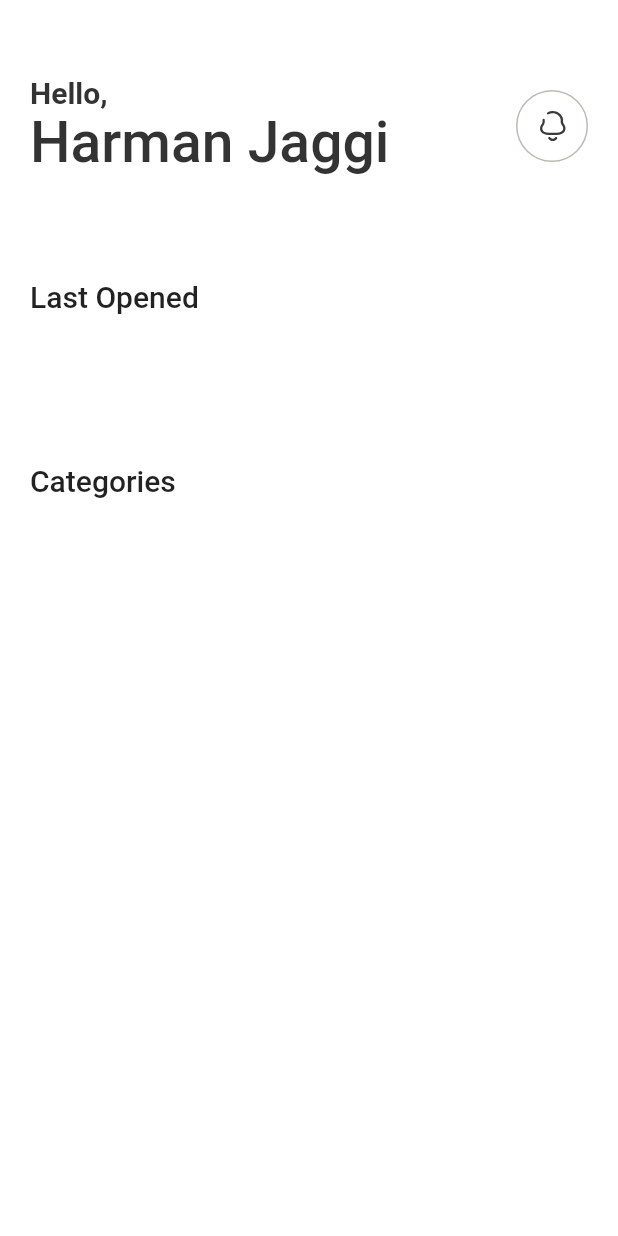
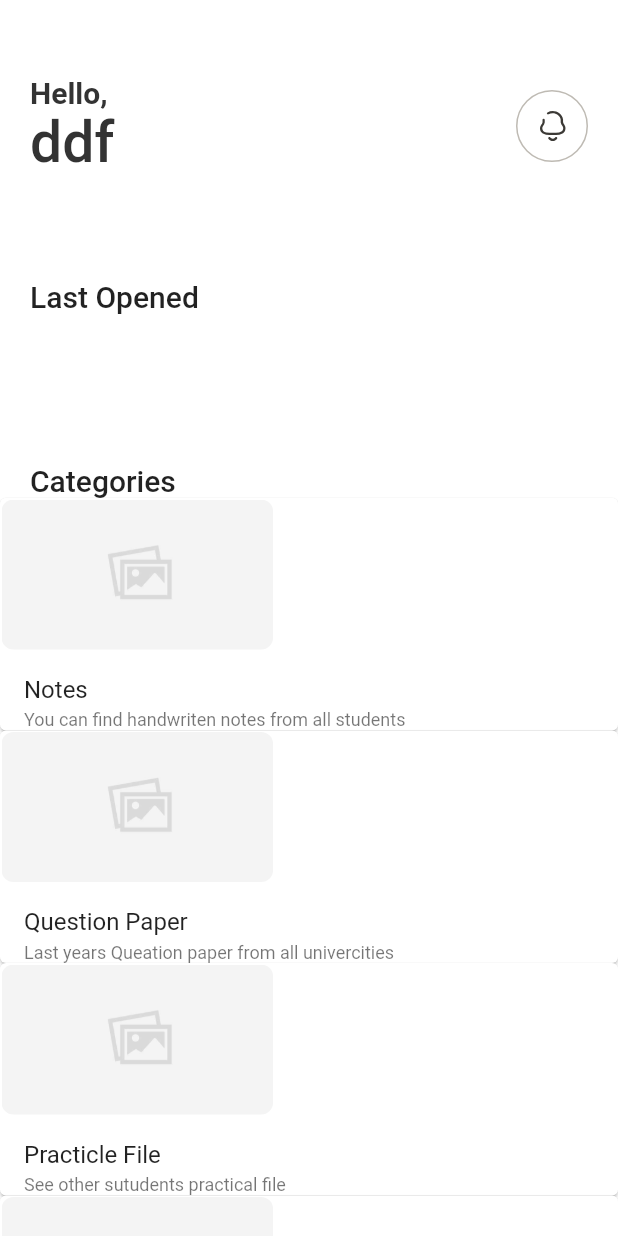
Before and after one commit to vinayak0505/lazy_engineer_flutter, a Flutter app: the screen it shows after launch, on a phone screen of 412 x 824 dp. Run offline on Flutter 3.47's test engine with Material 2 defaults, Android fonts, the phone set to English and light mode, and no system bars; our stand-ins replace flutter_bloc, flutter_svg, google_fonts, lottie; project files that could hold a hidden picture were left out.

Commit message:
made user cubit

```diff
--- a/lib/config/route/routes.dart
+++ b/lib/config/route/routes.dart
@@ -1,12 +1,27 @@
 import 'package:flutter/material.dart';
+import 'package:lazy_engineer/screens/books_screen/ui/books_screen.dart';
 import 'package:lazy_engineer/screens/home_screen/ui/home_screen.dart';
+import 'package:lazy_engineer/screens/jobs_screen/ui/jobs_screen.dart';
+import 'package:lazy_engineer/screens/notes_screen/ui/notes_screen.dart';
+import 'package:lazy_engineer/screens/practicle_file_screen/ui/practicle_file_screen.dart';
+import 'package:lazy_engineer/screens/question_paper_screen/ui/question_paper_screen.dart';
 
 class PageRoutes {
-  static const String homePage = "home_page";
+  static const String homeScreen = "home_screen";
+  static const String notesScreen = "notes_screen";
+  static const String questionPaperScreen = "question_paper_screen";
+  static const String practicleFileScreen = "practicle_file_screen";
+  static const String booksScreen = "books_screen";
+  static const String jobsScreen = "jobs_screen";
 
   static Map<String, WidgetBuilder> get routes {
     return {
-      homePage: (context) => const HomeScreen(),
+      homeScreen: (context) => const HomeScreen(),
+      notesScreen: (context) => const NotesScreen(),
+      questionPaperScreen: (context) => const QuestionPaperScreen(),
+      practicleFileScreen: (context) => const PracticleFileScreen(),
+      booksScreen: (context) => const BooksScreen(),
+      jobsScreen: (context) => const JobsScreen(),
     };
   }
 }
--- a/lib/config/theme/app_theme/app_theme.dart
+++ b/lib/config/theme/app_theme.dart
@@ -1,6 +1,5 @@
 import 'package:flutter/foundation.dart';
 import 'package:flutter/material.dart';
-import 'package:flutter/services.dart';
 import 'package:google_fonts/google_fonts.dart';
 
 enum AppTheme {
@@ -29,14 +28,6 @@ class AppThemes {
       appBarTheme: AppBarTheme(
         elevation: 0,
         color: Colors.transparent,
-        systemOverlayStyle: const SystemUiOverlayStyle(
-          statusBarBrightness: Brightness.light,
-          statusBarIconBrightness: Brightness.dark,
-          systemNavigationBarColor: whiteColor,
-          systemNavigationBarIconBrightness: Brightness.dark,
-        ),
-        iconTheme: const IconThemeData(color: lightColor),
-        actionsIconTheme: const IconThemeData(color: darkColor),
         titleTextStyle: GoogleFonts.roboto(
           textStyle: const TextStyle(
             fontSize: 18,
@@ -45,19 +36,12 @@ class AppThemes {
           ),
         ),
       ),
-      floatingActionButtonTheme: const FloatingActionButtonThemeData(
-        backgroundColor: primaryColor1,
-        foregroundColor: whiteColor,
-      ),
       bottomNavigationBarTheme: const BottomNavigationBarThemeData(
         backgroundColor: Colors.transparent,
         enableFeedback: true,
         selectedItemColor: primaryColor2,
         elevation: 0,
         type: BottomNavigationBarType.fixed,
-      ),
-      sliderTheme: const SliderThemeData(
-        showValueIndicator: ShowValueIndicator.always,
       ),
       snackBarTheme: SnackBarThemeData(
         behavior: SnackBarBehavior.floating,
--- /dev/null
+++ b/lib/model/user.dart
@@ -0,0 +1,23 @@
+class User {
+  final String userId;
+  final String userName;
+  final String? university;
+  final String? branch;
+  final int? year;
+
+  User(
+      {required this.userId,
+      required this.userName,
+      this.university,
+      this.branch,
+      this.year});
+
+  factory User.fromJson(Map<String, dynamic> json) => User(
+        userId: json['userId'],
+        userName: json['userName'],
+        university: json['university'],
+        branch: json['branch'],
+        year: json['year'],
+      );
+  factory User.dummy() => User(userId: "df", userName: "ddf");
+}
--- a/lib/my_app.dart
+++ b/lib/my_app.dart
@@ -1,9 +1,10 @@
 import 'package:flutter/material.dart';
+import 'package:flutter_bloc/flutter_bloc.dart';
 import 'package:lazy_engineer/config/route/routes.dart';
+import 'package:lazy_engineer/screens/home_screen/bloc/user_cubit.dart';
+import 'package:lazy_engineer/screens/home_screen/repo/user_repository.dart';
 import 'package:lazy_engineer/screens/home_screen/ui/home_screen.dart';
-import 'package:lazy_engineer/screens/splash_screen.dart';
-
-import 'config/theme/app_theme/app_theme.dart';
+import 'config/theme/app_theme.dart';
 
 GlobalKey<NavigatorState> mainNavigatorKey = GlobalKey<NavigatorState>();
 
@@ -21,7 +22,13 @@ class MyApp extends StatelessWidget {
 
   @override
   Widget build(BuildContext context) {
-    return MaterialApp(
+    return MultiBlocProvider(
+      providers: [
+        BlocProvider(
+          create: (context) => UserCubit(UserRepository()..getUser()),
+        ),
+      ],
+      child: MaterialApp(
         builder: (context, child) => ScrollConfiguration(
           behavior: const ScrollBehaviorModified(),
           child: child!,
@@ -30,10 +37,10 @@ class MyApp extends StatelessWidget {
         themeMode: ThemeMode.system,
         theme: AppThemes.appThemeData[AppTheme.lightTheme],
         debugShowCheckedModeBanner: false,
-        // navigatorObservers: [observer],
         home: const HomeScreen(),
         // home: const SplashPage(isHome: true),
         routes: PageRoutes.routes,
+      ),
     );
   }
 }
--- a/lib/screens/components/grid_card.dart
+++ b/lib/screens/components/grid_card.dart
@@ -1,6 +1,5 @@
 import 'package:flutter/material.dart';
 import 'package:lazy_engineer/screens/components/custom_image.dart';
-
 import '../home_screen/modal/categories_model.dart';
 
 class GridCard extends StatelessWidget {
@@ -11,7 +10,7 @@ class GridCard extends StatelessWidget {
     return Card(
       margin: EdgeInsets.zero,
       child: Column(
-        crossAxisAlignment: CrossAxisAlignment.start,
+          crossAxisAlignment: CrossAxisAlignment.start,
           mainAxisAlignment: MainAxisAlignment.start,
           mainAxisSize: MainAxisSize.min,
           children: [
@@ -25,7 +24,8 @@ class GridCard extends StatelessWidget {
             const SizedBox(height: 16),
             Padding(
               padding: const EdgeInsets.symmetric(horizontal: 16),
-              child: Text(data.subtitle, style: Theme.of(context).textTheme.subtitle1),
+              child: Text(data.subtitle,
+                  style: Theme.of(context).textTheme.subtitle1),
             ),
             const SizedBox(height: 4),
             Padding(
--- /dev/null
+++ b/lib/screens/home_screen/bloc/user_cubit.dart
@@ -0,0 +1,24 @@
+import 'package:flutter_bloc/flutter_bloc.dart';
+import 'package:lazy_engineer/screens/home_screen/bloc/user_state.dart';
+import '../../../model/user.dart';
+import '../repo/user_repository.dart';
+
+class UserCubit extends Cubit<UserState> {
+  final UserRepository _repository;
+  UserCubit(this._repository) : super(UserStateLoadingState()) {
+    getUser();
+  }
+  void getUser() async {
+    emit(UserStateLoadingState());
+    try {
+      User? user = await _repository.getUser();
+      if (user != null) {
+        emit(UserStateSuccessState(user));
+      } else {
+        emit(UserStateLoadingState());
+      }
+    } catch (e) {
+      emit(UserStateFailureState(e));
+    }
+  }
+}
--- /dev/null
+++ b/lib/screens/home_screen/bloc/user_state.dart
@@ -0,0 +1,15 @@
+import 'package:lazy_engineer/model/user.dart';
+
+abstract class UserState {}
+
+class UserStateSuccessState extends UserState {
+  User user;
+  UserStateSuccessState(this.user);
+}
+
+class UserStateFailureState extends UserState {
+  dynamic e;
+  UserStateFailureState(this.e);
+}
+
+class UserStateLoadingState extends UserState {}
--- a/lib/screens/home_screen/ui/home_screen.dart
+++ b/lib/screens/home_screen/ui/home_screen.dart
@@ -1,22 +1,47 @@
 import 'package:flutter/material.dart';
+import 'package:flutter_bloc/flutter_bloc.dart';
 import 'package:flutter_svg/flutter_svg.dart';
 import 'package:lazy_engineer/assets/constants/lists.dart';
 import 'package:lazy_engineer/assets/icons.dart';
 import 'package:lazy_engineer/screens/components/grid_card.dart';
+import 'package:lazy_engineer/screens/home_screen/bloc/user_cubit.dart';
+import 'package:lazy_engineer/screens/home_screen/bloc/user_state.dart';
 import '../../../assets/constants/strings.dart';
+import '../../../config/route/routes.dart';
+import '../../../model/user.dart';
 
 class HomeScreen extends StatelessWidget {
   const HomeScreen({Key? key}) : super(key: key);
 
   @override
   Widget build(BuildContext context) {
-    final TextEditingController searchController = TextEditingController();
-    return Scaffold(
-      body: SingleChildScrollView(
+    ThemeData theme = Theme.of(context);
+    return BlocBuilder<UserCubit, UserState>(builder: (context, state) {
+      if (state is UserStateLoadingState) {
+        return const Center(child: CircularProgressIndicator());
+      } else if (state is UserStateSuccessState) {
+        return HomeScreenView(user: state.user);
+      } else if (state is UserStateFailureState) {
+        return Center(
+            child: Text(state.e.toString(), style: TextStyle(color: theme.errorColor)));
+      } else {
+        return const SizedBox();
+      }
+    });
+  }
+}
+
+class HomeScreenView extends StatelessWidget {
+  const HomeScreenView({Key? key, required this.user}) : super(key: key);
+  final User user;
+  @override
+  Widget build(BuildContext context) {
+    ThemeData theme = Theme.of(context);
+    return SingleChildScrollView(
       child: Padding(
         padding: const EdgeInsets.symmetric(vertical: 50),
         child: Column(mainAxisSize: MainAxisSize.min, children: [
-            _nametag(context, DummyStrings.name),
+          _nametag(theme, user.userName),
           const SizedBox(height: 12),
           // SearchBar(
           //   searchController: searchController,
@@ -29,7 +54,7 @@ class HomeScreen extends StatelessWidget {
             alignment: Alignment.centerLeft,
             child: Text(
               HomeScreenText.lastOpened,
-                style: Theme.of(context).textTheme.titleLarge,
+              style: theme.textTheme.titleLarge,
             ),
           ),
           const SizedBox(height: 100),
@@ -38,29 +63,51 @@ class HomeScreen extends StatelessWidget {
             alignment: Alignment.centerLeft,
             child: Text(
               HomeScreenText.categories,
-                style: Theme.of(context).textTheme.titleLarge,
+              style: theme.textTheme.titleLarge,
             ),
           ),
-            // MasonryGridView.count(
-            //   padding: const EdgeInsets.symmetric(horizontal: 16),
-            //   scrollDirection: Axis.vertical,
-            //   physics: const NeverScrollableScrollPhysics(),
-            //   shrinkWrap: true,
-            //   crossAxisCount: 2,
-            //   itemCount: HomeScreenList.categoriesList.length,
-            //   itemBuilder: (BuildContext context, int index) =>
-            //       GridCard(data: HomeScreenList.categoriesList[index]),
-            //   // staggeredTileBuilder: (index) => const StaggeredTile.fit(1),
-            //   mainAxisSpacing: 12,
-            //   crossAxisSpacing: 16,
-            // ),
+          staggeredView()
         ]),
-        ),
       ),
     );
   }
 
-  Widget _nametag(BuildContext context, String name) {
+  Widget staggeredView() {
+    return ListView.builder(
+      physics: const NeverScrollableScrollPhysics(),
+      shrinkWrap: true,
+      itemCount: HomeScreenList.categoriesList.length,
+      itemBuilder: (BuildContext context, int index) {
+        return GestureDetector(
+          onTap: () => _navigation(context, index),
+          child: GridCard(data: HomeScreenList.categoriesList[index]),
+        );
+      },
+    );
+  }
+
+  void _navigation(BuildContext context, int index) {
+    String _nav() {
+      switch (index) {
+        case 0:
+          return PageRoutes.notesScreen;
+        case 1:
+          return PageRoutes.questionPaperScreen;
+        case 2:
+          return PageRoutes.practicleFileScreen;
+        case 3:
+          return PageRoutes.booksScreen;
+        case 4:
+          return PageRoutes.jobsScreen;
+        default:
+          return PageRoutes.homeScreen;
+      }
+    }
+
+    Navigator.pushReplacementNamed(context, _nav());
+  }
+
+  Widget _nametag(ThemeData theme, String name) {
     return Padding(
       padding: const EdgeInsets.symmetric(horizontal: 20),
       child: Row(
@@ -73,14 +120,12 @@ class HomeScreen extends StatelessWidget {
                 children: [
                   Text(
                     HomeScreenText.hello,
-                    style: Theme.of(context)
-                        .textTheme
-                        .headline4
+                    style: theme.textTheme.headline4
                         ?.copyWith(fontSize: 20, fontWeight: FontWeight.w600),
                   ),
                   Text(
                     name,
-                    style: Theme.of(context).textTheme.headline4,
+                    style: theme.textTheme.headline4,
                   ),
                 ]),
             const Spacer(),
@@ -95,23 +140,4 @@ class HomeScreen extends StatelessWidget {
           ]),
     );
   }
-
-  // Widget _slider() {
-  //   return CarouselSlider(
-  //       items: HomeScreenList.sliderImageList,
-  //       options: CarouselOptions(
-  //         height: 250,
-  //         aspectRatio: 16 / 9,
-  //         viewportFraction: 0.8,
-  //         initialPage: 0,
-  //         enableInfiniteScroll: true,
-  //         reverse: false,
-  //         autoPlay: true,
-  //         autoPlayInterval: const Duration(seconds: 3),
-  //         autoPlayAnimationDuration: const Duration(milliseconds: 800),
-  //         autoPlayCurve: Curves.fastOutSlowIn,
-  //         enlargeCenterPage: true,
-  //         scrollDirection: Axis.horizontal,
-  //       ),);
-  // }
 }
--- a/lib/screens/splash_screen.dart
+++ b/lib/screens/splash_screen.dart
@@ -27,7 +27,7 @@ class SplashPage extends StatelessWidget {
     if (isHome) {
       Future.delayed(
         duration,
-        () => Navigator.pushReplacementNamed(context, PageRoutes.homePage),
+        () => Navigator.pushReplacementNamed(context, PageRoutes.homeScreen),
       );
     }
   }
--- a/pubspec.yaml
+++ b/pubspec.yaml
@@ -44,6 +44,7 @@ dev_dependencies:
   flutter_test:
     sdk: flutter
   flutter_lints: ^2.0.1
+  freezed: ^2.1.0+1
 
 
 # For information on the generic Dart part of this file, see the
```
Also changed, not shown: lib/assets/constants/enum.dart (added, +7 -0 lines), lib/screens/books_screen/ui/books_screen.dart (added, +13 -0 lines), lib/screens/components/search_bar.dart (added, +10 -0 lines), lib/screens/home_screen/repo/user_repository.dart (added, +14 -0 lines), lib/screens/jobs_screen/ui/jobs_screen.dart (added, +13 -0 lines), lib/screens/notes_screen/ui/notes_screen.dart (added, +13 -0 lines), lib/screens/practicle_file_screen/ui/practicle_file_screen.dart (added, +13 -0 lines), lib/screens/question_paper_screen/ui/question_paper_screen.dart (added, +13 -0 lines), pubspec.lock. Lines whose indentation alone changed are shown as unchanged.
